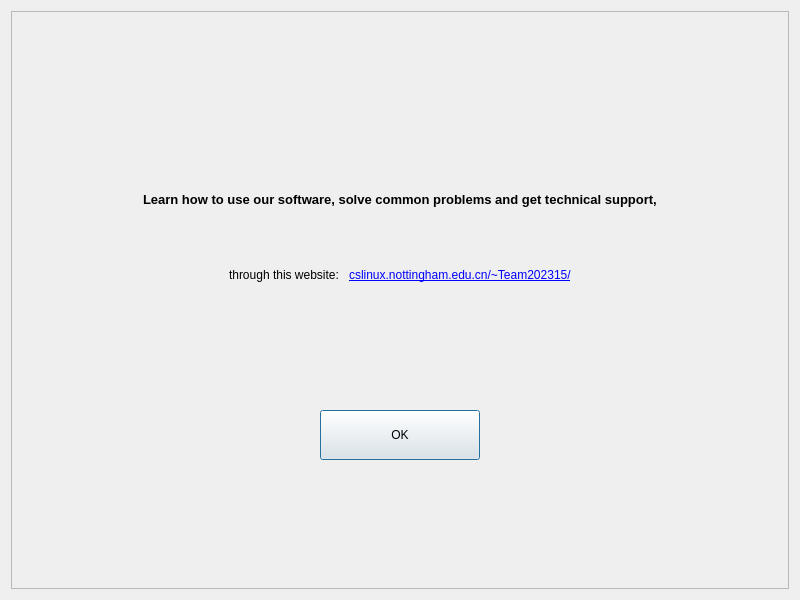
First picture: the form in testClient/help/dialog.ui, repository Usotsu7ki/Facial-Expression-Recognition-System, before the edit.
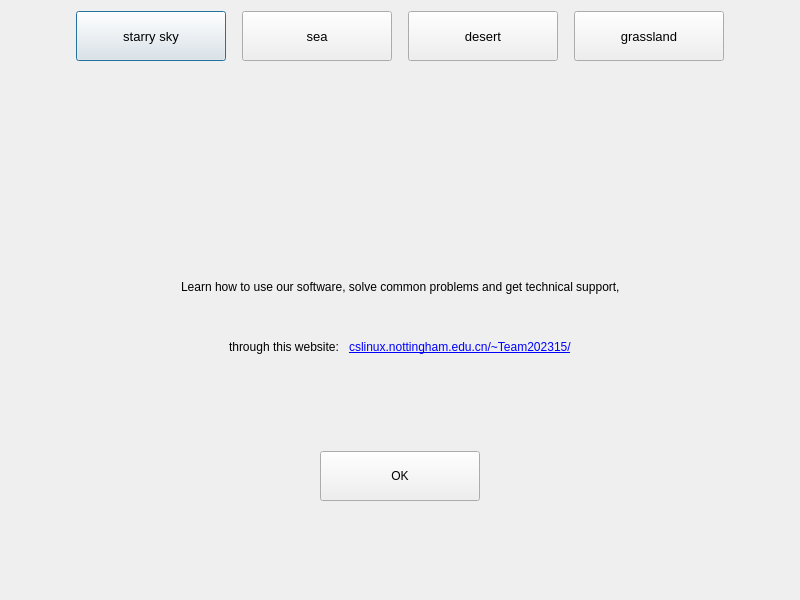
Second picture: the form after the edit.

Commit message:
Apply new styles and buttons to change them
Add eng comments

What changed in the file:
```diff
--- a/testClient/help/dialog.ui
+++ b/testClient/help/dialog.ui
@@ -15,108 +15,8 @@
   </property>
   <layout class="QGridLayout" name="gridLayout_2">
    <item row="0" column="0">
-    <widget class="QFrame" name="frame">
-     <property name="styleSheet">
-      <string notr="true"/>
-     </property>
-     <property name="frameShape">
-      <enum>QFrame::StyledPanel</enum>
-     </property>
-     <property name="frameShadow">
-      <enum>QFrame::Raised</enum>
-     </property>
-     <layout class="QGridLayout" name="gridLayout_3">
-      <item row="0" column="0">
        <layout class="QGridLayout" name="gridLayout">
-        <item row="3" column="0">
-         <spacer name="verticalSpacer">
-          <property name="orientation">
-           <enum>Qt::Vertical</enum>
-          </property>
-          <property name="sizeHint" stdset="0">
-           <size>
-            <width>20</width>
-            <height>40</height>
-           </size>
-          </property>
-         </spacer>
-        </item>
-        <item row="0" column="1">
-         <spacer name="verticalSpacer_2">
-          <property name="orientation">
-           <enum>Qt::Vertical</enum>
-          </property>
-          <property name="sizeHint" stdset="0">
-           <size>
-            <width>20</width>
-            <height>40</height>
-           </size>
-          </property>
-         </spacer>
-        </item>
-        <item row="4" column="0" colspan="2">
-         <layout class="QHBoxLayout" name="horizontalLayout_3">
-          <item>
-           <spacer name="horizontalSpacer_5">
-            <property name="orientation">
-             <enum>Qt::Horizontal</enum>
-            </property>
-            <property name="sizeHint" stdset="0">
-             <size>
-              <width>40</width>
-              <height>20</height>
-             </size>
-            </property>
-           </spacer>
-          </item>
-          <item>
-           <widget class="QPushButton" name="pushButton">
-            <property name="sizePolicy">
-             <sizepolicy hsizetype="Fixed" vsizetype="Fixed">
-              <horstretch>100</horstretch>
-              <verstretch>0</verstretch>
-             </sizepolicy>
-            </property>
-            <property name="minimumSize">
-             <size>
-              <width>160</width>
-              <height>50</height>
-             </size>
-            </property>
-            <property name="text">
-             <string>OK</string>
-            </property>
-           </widget>
-          </item>
-          <item>
-           <spacer name="horizontalSpacer_6">
-            <property name="orientation">
-             <enum>Qt::Horizontal</enum>
-            </property>
-            <property name="sizeHint" stdset="0">
-             <size>
-              <width>40</width>
-              <height>20</height>
-             </size>
-            </property>
-           </spacer>
-          </item>
-         </layout>
-        </item>
-        <item row="5" column="0">
-         <spacer name="verticalSpacer_3">
-          <property name="orientation">
-           <enum>Qt::Vertical</enum>
-          </property>
-          <property name="sizeHint" stdset="0">
-           <size>
-            <width>20</width>
-            <height>40</height>
-           </size>
-          </property>
-         </spacer>
-        </item>
-        <item row="1" column="0" colspan="2">
+     <item row="4" column="0" colspan="3">
          <layout class="QHBoxLayout" name="horizontalLayout">
           <item>
            <spacer name="horizontalSpacer">
@@ -141,17 +41,12 @@
             </property>
             <property name="font">
              <font>
-              <pointsize>10</pointsize>
-              <weight>75</weight>
-              <bold>true</bold>
+           <family>Arial</family>
              </font>
             </property>
             <property name="text">
              <string>Learn how to use our software, solve common problems and get technical support,</string>
             </property>
-            <property name="textFormat">
-             <enum>Qt::PlainText</enum>
-            </property>
            </widget>
           </item>
           <item>
@@ -169,7 +64,46 @@
           </item>
          </layout>
         </item>
-        <item row="2" column="0" colspan="2">
+     <item row="8" column="0">
+      <spacer name="verticalSpacer_3">
+       <property name="orientation">
+        <enum>Qt::Vertical</enum>
+       </property>
+       <property name="sizeHint" stdset="0">
+        <size>
+         <width>20</width>
+         <height>40</height>
+        </size>
+       </property>
+      </spacer>
+     </item>
+     <item row="2" column="0">
+      <spacer name="verticalSpacer_4">
+       <property name="orientation">
+        <enum>Qt::Vertical</enum>
+       </property>
+       <property name="sizeHint" stdset="0">
+        <size>
+         <width>20</width>
+         <height>13</height>
+        </size>
+       </property>
+      </spacer>
+     </item>
+     <item row="3" column="1">
+      <spacer name="verticalSpacer_2">
+       <property name="orientation">
+        <enum>Qt::Vertical</enum>
+       </property>
+       <property name="sizeHint" stdset="0">
+        <size>
+         <width>20</width>
+         <height>18</height>
+        </size>
+       </property>
+      </spacer>
+     </item>
+     <item row="5" column="0" colspan="3">
          <layout class="QHBoxLayout" name="horizontalLayout_2">
           <item>
            <spacer name="horizontalSpacer_3">
@@ -192,6 +126,11 @@
               <verstretch>0</verstretch>
              </sizepolicy>
             </property>
+         <property name="font">
+          <font>
+           <family>Arial</family>
+          </font>
+         </property>
             <property name="text">
              <string>through this website: </string>
             </property>
@@ -199,6 +138,11 @@
           </item>
           <item>
            <widget class="QLabel" name="label_3">
+         <property name="font">
+          <font>
+           <family>Arial</family>
+          </font>
+         </property>
             <property name="text">
              <string>&lt;html&gt;&lt;head/&gt;&lt;body&gt;&lt;p&gt;&lt;a href=&quot;cslinux.nottingham.edu.cn/~Team202315/&quot;&gt;&lt;span style=&quot; text-decoration: underline; color:#0000ff;&quot;&gt;cslinux.nottingham.edu.cn/~Team202315/&lt;/span&gt;&lt;/a&gt;&lt;/p&gt;&lt;/body&gt;&lt;/html&gt;</string>
             </property>
@@ -219,10 +163,276 @@
           </item>
          </layout>
         </item>
-       </layout>
-      </item>
-     </layout>
-    </widget>
+     <item row="1" column="0" colspan="3">
+      <layout class="QHBoxLayout" name="horizontalLayout_12">
+       <item>
+        <spacer name="horizontalSpacer_8">
+         <property name="orientation">
+          <enum>Qt::Horizontal</enum>
+         </property>
+         <property name="sizeHint" stdset="0">
+          <size>
+           <width>13</width>
+           <height>20</height>
+          </size>
+         </property>
+        </spacer>
+       </item>
+       <item>
+        <widget class="QPushButton" name="btn_1">
+         <property name="sizePolicy">
+          <sizepolicy hsizetype="Fixed" vsizetype="Fixed">
+           <horstretch>0</horstretch>
+           <verstretch>0</verstretch>
+          </sizepolicy>
+         </property>
+         <property name="minimumSize">
+          <size>
+           <width>150</width>
+           <height>50</height>
+          </size>
+         </property>
+         <property name="maximumSize">
+          <size>
+           <width>150</width>
+           <height>50</height>
+          </size>
+         </property>
+         <property name="font">
+          <font>
+           <family>Arial</family>
+           <pointsize>10</pointsize>
+          </font>
+         </property>
+         <property name="text">
+          <string>starry sky</string>
+         </property>
+        </widget>
+       </item>
+       <item>
+        <spacer name="horizontalSpacer_23">
+         <property name="orientation">
+          <enum>Qt::Horizontal</enum>
+         </property>
+         <property name="sizeType">
+          <enum>QSizePolicy::Fixed</enum>
+         </property>
+         <property name="sizeHint" stdset="0">
+          <size>
+           <width>10</width>
+           <height>20</height>
+          </size>
+         </property>
+        </spacer>
+       </item>
+       <item>
+        <widget class="QPushButton" name="btn_2">
+         <property name="sizePolicy">
+          <sizepolicy hsizetype="Fixed" vsizetype="Fixed">
+           <horstretch>0</horstretch>
+           <verstretch>0</verstretch>
+          </sizepolicy>
+         </property>
+         <property name="minimumSize">
+          <size>
+           <width>150</width>
+           <height>50</height>
+          </size>
+         </property>
+         <property name="maximumSize">
+          <size>
+           <width>150</width>
+           <height>50</height>
+          </size>
+         </property>
+         <property name="font">
+          <font>
+           <family>Arial</family>
+           <pointsize>10</pointsize>
+          </font>
+         </property>
+         <property name="text">
+          <string>sea</string>
+         </property>
+        </widget>
+       </item>
+       <item>
+        <spacer name="horizontalSpacer_24">
+         <property name="orientation">
+          <enum>Qt::Horizontal</enum>
+         </property>
+         <property name="sizeType">
+          <enum>QSizePolicy::Fixed</enum>
+         </property>
+         <property name="sizeHint" stdset="0">
+          <size>
+           <width>10</width>
+           <height>20</height>
+          </size>
+         </property>
+        </spacer>
+       </item>
+       <item>
+        <widget class="QPushButton" name="btn_3">
+         <property name="sizePolicy">
+          <sizepolicy hsizetype="Fixed" vsizetype="Fixed">
+           <horstretch>0</horstretch>
+           <verstretch>0</verstretch>
+          </sizepolicy>
+         </property>
+         <property name="minimumSize">
+          <size>
+           <width>150</width>
+           <height>50</height>
+          </size>
+         </property>
+         <property name="maximumSize">
+          <size>
+           <width>150</width>
+           <height>50</height>
+          </size>
+         </property>
+         <property name="font">
+          <font>
+           <family>Arial</family>
+           <pointsize>10</pointsize>
+          </font>
+         </property>
+         <property name="text">
+          <string>desert</string>
+         </property>
+        </widget>
+       </item>
+       <item>
+        <spacer name="horizontalSpacer_25">
+         <property name="orientation">
+          <enum>Qt::Horizontal</enum>
+         </property>
+         <property name="sizeType">
+          <enum>QSizePolicy::Fixed</enum>
+         </property>
+         <property name="sizeHint" stdset="0">
+          <size>
+           <width>10</width>
+           <height>20</height>
+          </size>
+         </property>
+        </spacer>
+       </item>
+       <item>
+        <widget class="QPushButton" name="btn_4">
+         <property name="sizePolicy">
+          <sizepolicy hsizetype="Fixed" vsizetype="Fixed">
+           <horstretch>0</horstretch>
+           <verstretch>0</verstretch>
+          </sizepolicy>
+         </property>
+         <property name="minimumSize">
+          <size>
+           <width>150</width>
+           <height>50</height>
+          </size>
+         </property>
+         <property name="maximumSize">
+          <size>
+           <width>150</width>
+           <height>50</height>
+          </size>
+         </property>
+         <property name="font">
+          <font>
+           <family>Arial</family>
+           <pointsize>10</pointsize>
+          </font>
+         </property>
+         <property name="text">
+          <string>grassland</string>
+         </property>
+        </widget>
+       </item>
+       <item>
+        <spacer name="horizontalSpacer_9">
+         <property name="orientation">
+          <enum>Qt::Horizontal</enum>
+         </property>
+         <property name="sizeHint" stdset="0">
+          <size>
+           <width>13</width>
+           <height>20</height>
+          </size>
+         </property>
+        </spacer>
+       </item>
+      </layout>
+     </item>
+     <item row="6" column="0">
+      <spacer name="verticalSpacer">
+       <property name="orientation">
+        <enum>Qt::Vertical</enum>
+       </property>
+       <property name="sizeHint" stdset="0">
+        <size>
+         <width>20</width>
+         <height>40</height>
+        </size>
+       </property>
+      </spacer>
+     </item>
+     <item row="7" column="0" colspan="3">
+      <layout class="QHBoxLayout" name="horizontalLayout_3">
+       <item>
+        <spacer name="horizontalSpacer_5">
+         <property name="orientation">
+          <enum>Qt::Horizontal</enum>
+         </property>
+         <property name="sizeHint" stdset="0">
+          <size>
+           <width>40</width>
+           <height>20</height>
+          </size>
+         </property>
+        </spacer>
+       </item>
+       <item>
+        <widget class="QPushButton" name="pushButton">
+         <property name="sizePolicy">
+          <sizepolicy hsizetype="Fixed" vsizetype="Fixed">
+           <horstretch>100</horstretch>
+           <verstretch>0</verstretch>
+          </sizepolicy>
+         </property>
+         <property name="minimumSize">
+          <size>
+           <width>160</width>
+           <height>50</height>
+          </size>
+         </property>
+         <property name="font">
+          <font>
+           <family>Arial</family>
+          </font>
+         </property>
+         <property name="text">
+          <string>OK</string>
+         </property>
+        </widget>
+       </item>
+       <item>
+        <spacer name="horizontalSpacer_6">
+         <property name="orientation">
+          <enum>Qt::Horizontal</enum>
+         </property>
+         <property name="sizeHint" stdset="0">
+          <size>
+           <width>40</width>
+           <height>20</height>
+          </size>
+         </property>
+        </spacer>
+       </item>
+      </layout>
+     </item>
+    </layout>
    </item>
   </layout>
  </widget>
```
Lines whose indentation alone changed are shown as unchanged. The commit also changes 183 other files.
